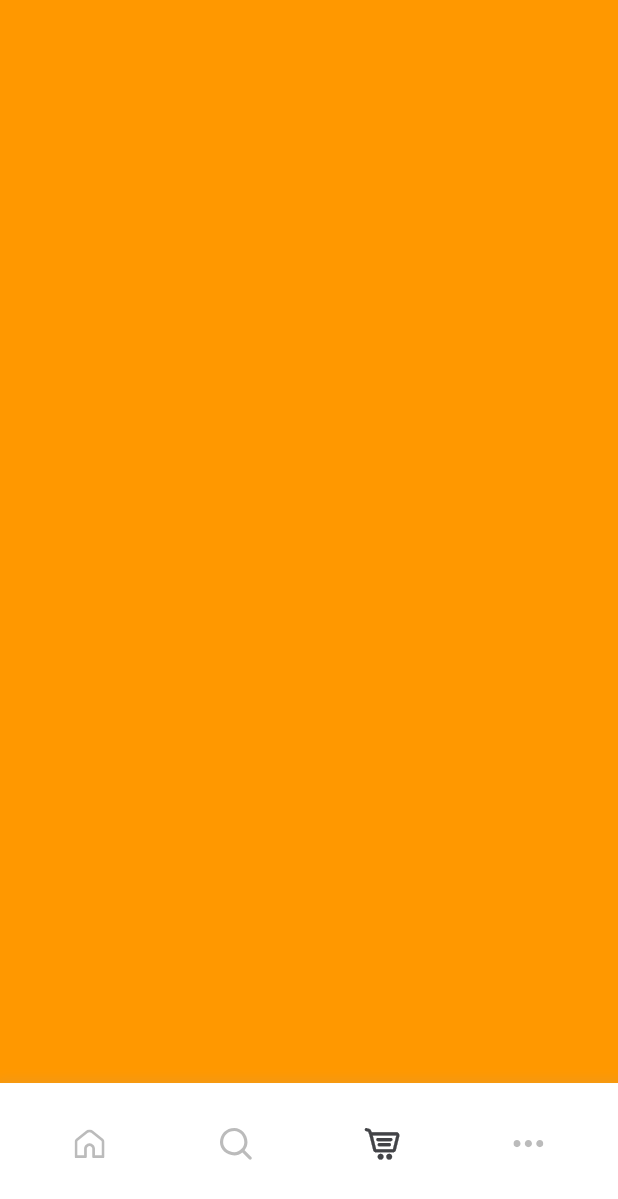
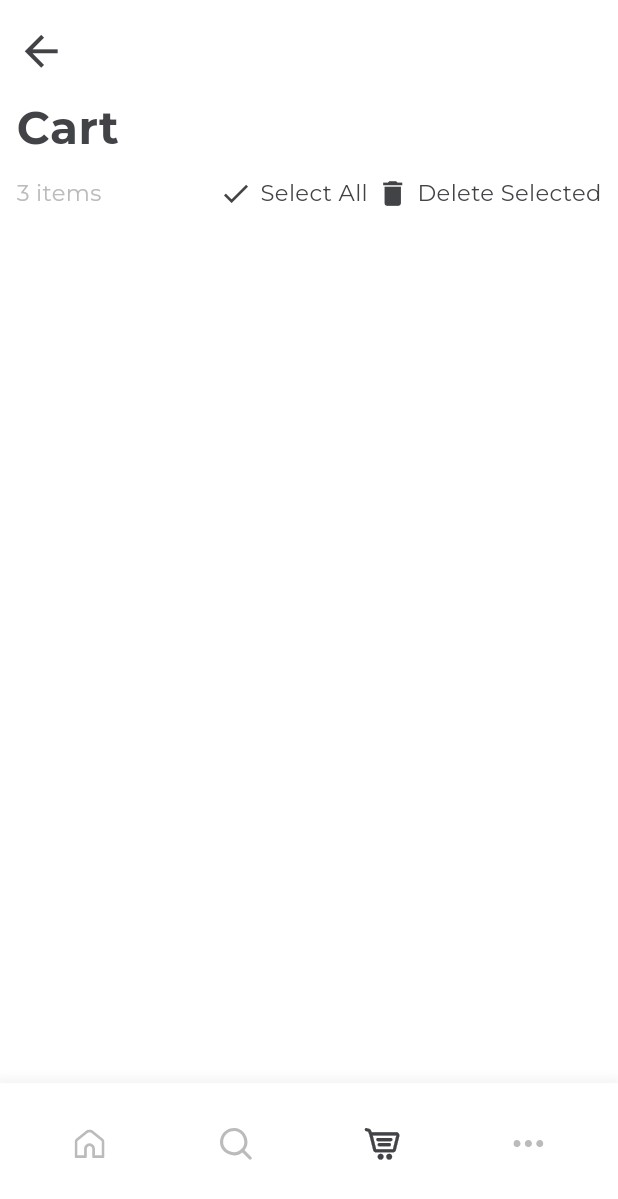
Before and after one commit to TomaMata21/credit_card_ui_flutter_app, a Flutter app: the screen it shows after launch, item 3 of the bottom bar chosen, on a phone screen of 412 x 824 dp. Shown: the top 1199 px of the screen. Run offline on Flutter 3.47's test engine with Material 2 defaults, Android fonts, the phone set to English and light mode, and no system bars; our stand-ins replace flutter_svg, gap, sizer; project files that could hold a hidden picture were left out.

Commit message:
complet custom app bar

```diff
--- /dev/null
+++ b/lib/screens/cart/cart_screen.dart
@@ -0,0 +1,16 @@
+import 'package:flutter/material.dart';
+
+import '../../utils/theme/app_style.dart';
+import '../common/appbar/custom_app_bar.dart';
+
+class CartScreen extends StatelessWidget {
+  const CartScreen({super.key});
+
+  @override
+  Widget build(BuildContext context) {
+    return Scaffold(
+      backgroundColor: $styles.colors.white,
+      appBar: const CustomAppBar(),
+    );
+  }
+}
--- /dev/null
+++ b/lib/screens/common/appbar/custom_app_bar.dart
@@ -0,0 +1,67 @@
+import 'package:flutter/material.dart';
+import 'package:gap/gap.dart';
+import 'package:sizer/sizer.dart';
+
+import '../../../utils/constants/local_string.dart';
+import '../../../utils/theme/app_style.dart';
+import '../buttons/custom_text_icon_button.dart';
+
+class CustomAppBar extends StatelessWidget implements PreferredSizeWidget {
+  const CustomAppBar({super.key});
+
+  @override
+  Widget build(BuildContext context) {
+    return Container(
+      decoration: BoxDecoration(
+        color: $styles.colors.white,
+      ),
+      padding: EdgeInsets.symmetric(
+        horizontal: $styles.insets.xs,
+        vertical: $styles.insets.xxs,
+      ),
+      child: Column(
+        crossAxisAlignment: CrossAxisAlignment.start,
+        children: [
+          const Spacer(),
+          InkWell(
+            onTap: () {},
+            child: Icon(
+              Icons.arrow_back_outlined,
+              color: $styles.colors.black,
+              size: $styles.insets.md,
+            ),
+          ),
+          Gap($styles.insets.s),
+          Text(
+            LocalString.cart,
+            style: $styles.text.headlineSmall,
+          ),
+          Gap($styles.insets.xs),
+          Row(
+            children: [
+              Text(
+                LocalString.itemCount,
+                style: $styles.text.subtitleSmall,
+              ),
+              const Spacer(),
+              CustomTextIconButton(
+                label: LocalString.selectAll,
+                iconData: Icons.check,
+                onPressed: () {},
+              ),
+              Gap($styles.insets.xxxs),
+              CustomTextIconButton(
+                label: LocalString.deleteSelected,
+                iconData: Icons.delete,
+                onPressed: () {},
+              ),
+            ],
+          ),
+        ],
+      ),
+    );
+  }
+
+  @override
+  Size get preferredSize => Size(100.w, 18.h);
+}
--- a/lib/screens/home/home_screen.dart
+++ b/lib/screens/home/home_screen.dart
@@ -1,6 +1,7 @@
 import 'package:flutter/material.dart';
 
 import '../../utils/theme/app_style.dart';
+import '../cart/cart_screen.dart';
 import '../common/others/custom_bottom_navigation.dart';
 import 'home_page.dart';
 
@@ -16,9 +17,9 @@ class _HomeScreenState extends State<HomeScreen> {
 
   final screens = [
     const HomePage(),
-    Container(color: Colors.red),
-    Container(color: Colors.orange),
-    Container(color: Colors.green),
+    const HomePage(),
+    const CartScreen(),
+    const HomePage(),
   ];
 
   void onTapItem(int index) {
--- a/lib/utils/constants/local_string.dart
+++ b/lib/utils/constants/local_string.dart
@@ -2,8 +2,12 @@ class LocalString {
   LocalString._();
   static const String splashText = "Credit Card UI";
   static const String featured = "Featured";
+  static const String cart = "Cart";
   static const String items = "18 item listed";
+  static const String itemCount = "3 items";
   static const String sort = "Sort";
+  static const String selectAll = "Select All";
+  static const String deleteSelected = "Delete Selected";
   static const String filter = "Filter";
   static const String inStock = "In Stock";
   static const String outOfStock = "Out of Stock";
```
